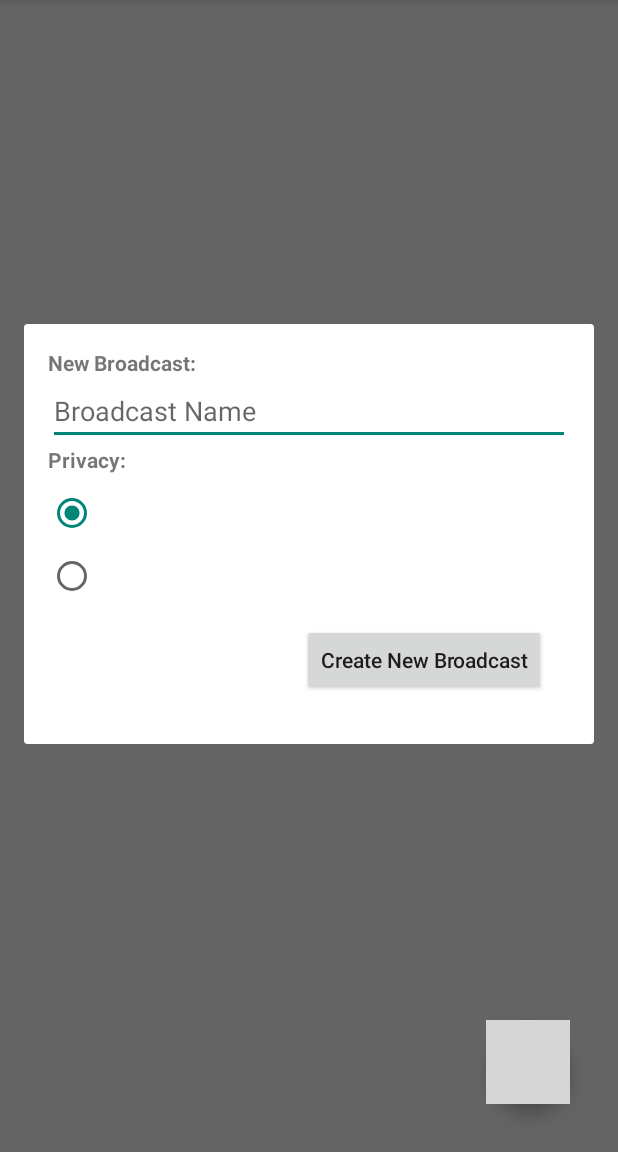
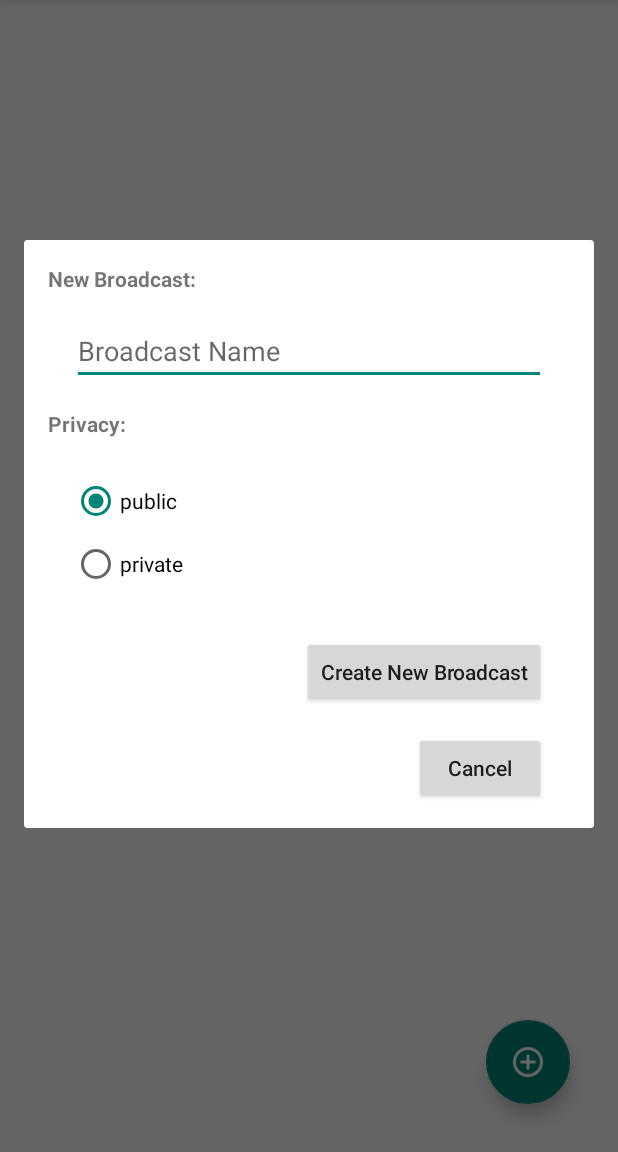
Before and after one commit to nischalbasuti/knowtify, an Android app: the fragment BroadcastFragment shown on its own in the app's theme, after a tap on an icon or button, on a phone screen of 412 x 824 dp, the part 84-1236 px from its top. Run offline under Robolectric (Android 15) with nearby library versions, the phone set to English and light mode, and no system bars; our stand-ins replace Firebase (no records; nobody signed in at launch, a user with empty details on screens opened directly); libraries missing offline, so code that uses them is left out: com.firebase.client; network calls fail; grey boxes are pictures that could not be loaded.

Commit message:
new broadcast dialog

```diff
--- a/app/src/main/java/com/hydratech19gmail/notify/MainActivity.java
+++ b/app/src/main/java/com/hydratech19gmail/notify/MainActivity.java
@@ -50,8 +50,8 @@ public class MainActivity extends AppCompatActivity
     private int[] tabIcons = {
             R.drawable.ic_tab_home,
             R.drawable.ic_tab_search,
-            R.drawable.ic_tab_broadcast,
-            R.drawable.ic_media_pdf
+            R.drawable.ic_router_black_18dp,
+            R.drawable.ic_tab_broadcast
     };
 
     private FirebaseUser user;
--- a/app/src/main/res/layout/dialog_new_broadcast.xml
+++ b/app/src/main/res/layout/dialog_new_broadcast.xml
@@ -16,6 +16,7 @@
         android:layout_height="wrap_content"
         android:layout_below="@id/tv_new_broadcast"
         android:hint="Broadcast Name"
+        android:layout_margin="@dimen/fab_margin"
         />
     <TextView
         android:id="@+id/tv_privacy"
@@ -24,6 +25,12 @@
         android:layout_below="@+id/broadcast_name"
         android:text="Privacy:"
         android:textStyle="bold" />
+    <RadioGroup
+        android:id="@+id/radio_group_privacy"
+        android:layout_width="wrap_content"
+        android:layout_height="wrap_content"
+        android:layout_below="@+id/tv_privacy"
+        android:layout_margin="@dimen/fab_margin">
         <RadioButton
             android:id="@+id/public_radio"
             android:layout_width="wrap_content"
@@ -31,20 +38,32 @@
             android:layout_below="@id/tv_privacy"
             android:layout_marginTop="10dp"
             android:checked="true"
+            android:text="public"
             />
         <RadioButton
             android:id="@+id/private_radio"
             android:layout_width="wrap_content"
             android:layout_height="wrap_content"
             android:layout_below="@+id/public_radio"
-        android:layout_marginTop="10dp"/>
+            android:layout_marginTop="10dp"
+            android:text="private"/>
+    </RadioGroup>
     <Button
         android:id="@+id/new_broadcast_button"
         android:layout_width="wrap_content"
         android:layout_height="wrap_content"
-        android:layout_below="@id/private_radio"
+        android:layout_below="@id/radio_group_privacy"
         android:layout_margin="@dimen/fab_margin"
         android:layout_alignParentEnd="true"
         android:text="Create New Broadcast"
         android:textAllCaps="false"/>
+    <Button
+        android:id="@+id/new_broadcast_exit_button"
+        android:layout_width="wrap_content"
+        android:layout_height="wrap_content"
+        android:layout_below="@id/new_broadcast_button"
+        android:layout_marginEnd="@dimen/fab_margin"
+        android:layout_alignParentEnd="true"
+        android:text="Cancel"
+        android:textAllCaps="false"/>
 </RelativeLayout>
```
Also changed, not shown: app/src/main/java/com/hydratech19gmail/notify/NewBroadcastDialog.java (+30 -1 lines), app/src/main/res/drawable/ic_add_black_24dp.png (added), app/src/main/res/drawable/ic_add_circle_outline_white_24dp.png (added), app/src/main/res/drawable/ic_add_white_24dp.png (added), app/src/main/res/drawable/ic_chat_bubble_outline_black_18dp.png (added), app/src/main/res/drawable/ic_control_point_black_18dp.png (added), app/src/main/res/drawable/ic_control_point_white_18dp.png (added), app/src/main/res/drawable/ic_router_black_18dp.png (added), app/src/main/res/drawable/ic_volume_up_black_24dp.png (added), app/src/main/res/drawable/ic_volume_up_white_24dp.png (added). Lines whose indentation alone changed are shown as unchanged.
